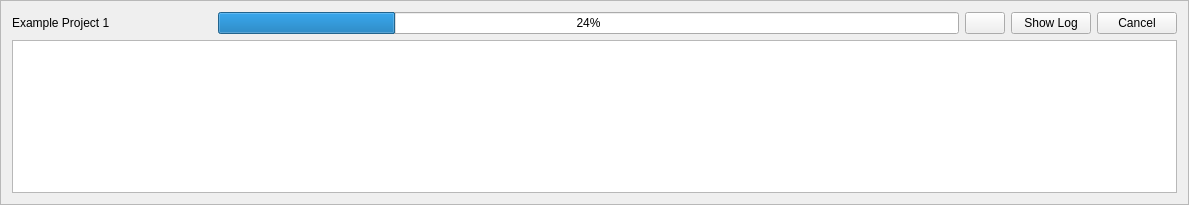
The window that pasta_eln/GUI/dataverse_ui/dataverse_upload_widget_base.ui (PASTA-ELN/pasta-eln) describes before a commit, drawn with Qt 5.
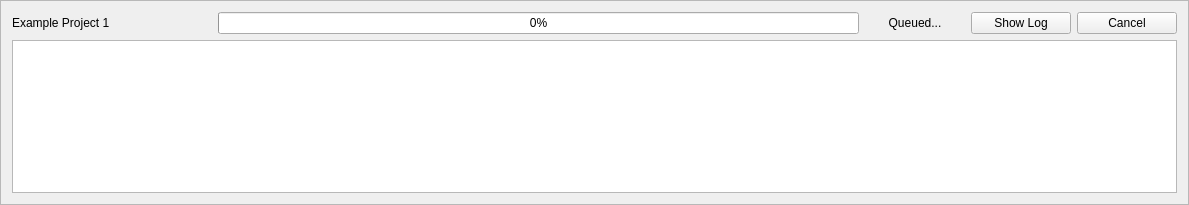
The same window after the commit. Icons and pictures are not drawn.

Commit message: - Other minor UI changes and added upload manager.

What changed in the file:
```diff
--- a/pasta_eln/GUI/dataverse_ui/dataverse_upload_widget_base.ui
+++ b/pasta_eln/GUI/dataverse_ui/dataverse_upload_widget_base.ui
@@ -46,28 +46,37 @@
           <string>Shows the upload progress.</string>
          </property>
          <property name="value">
-          <number>24</number>
+          <number>0</number>
          </property>
         </widget>
        </item>
        <item>
-        <widget class="QPushButton" name="statusPushButton">
-         <property name="enabled">
-          <bool>true</bool>
+        <widget class="QLabel" name="statusLabel">
+         <property name="minimumSize">
+          <size>
+           <width>100</width>
+           <height>0</height>
+          </size>
          </property>
          <property name="toolTip">
           <string>Displays the status of the upload process (success/failed/in-progress).</string>
          </property>
          <property name="text">
-          <string/>
+          <string>Queued...</string>
          </property>
-         <property name="icon">
-          <iconset theme="finish"/>
+         <property name="alignment">
+          <set>Qt::AlignCenter</set>
          </property>
         </widget>
        </item>
        <item>
         <widget class="QPushButton" name="showLogPushButton">
+         <property name="minimumSize">
+          <size>
+           <width>100</width>
+           <height>0</height>
+          </size>
+         </property>
          <property name="toolTip">
           <string>Click to view the log for this particular upload.</string>
          </property>
@@ -82,6 +91,12 @@
        </item>
        <item>
         <widget class="QPushButton" name="uploadCancelPushButton">
+         <property name="minimumSize">
+          <size>
+           <width>100</width>
+           <height>0</height>
+          </size>
+         </property>
          <property name="toolTip">
           <string>Click to cancel this particular upload.</string>
          </property>
```
Left out of the diff: 2 changed lines with no effect on the pictures. The commit also changes 8 other files.
